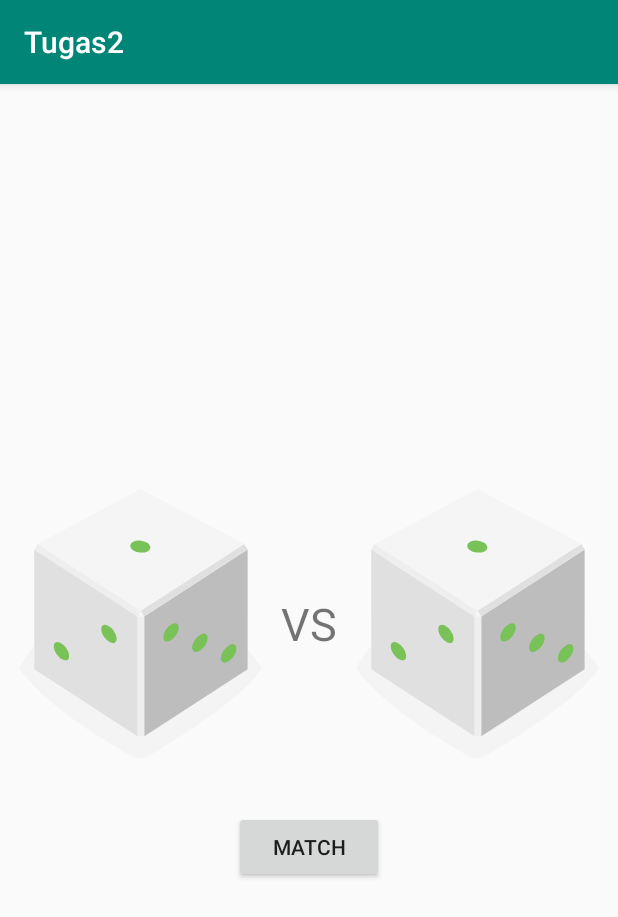
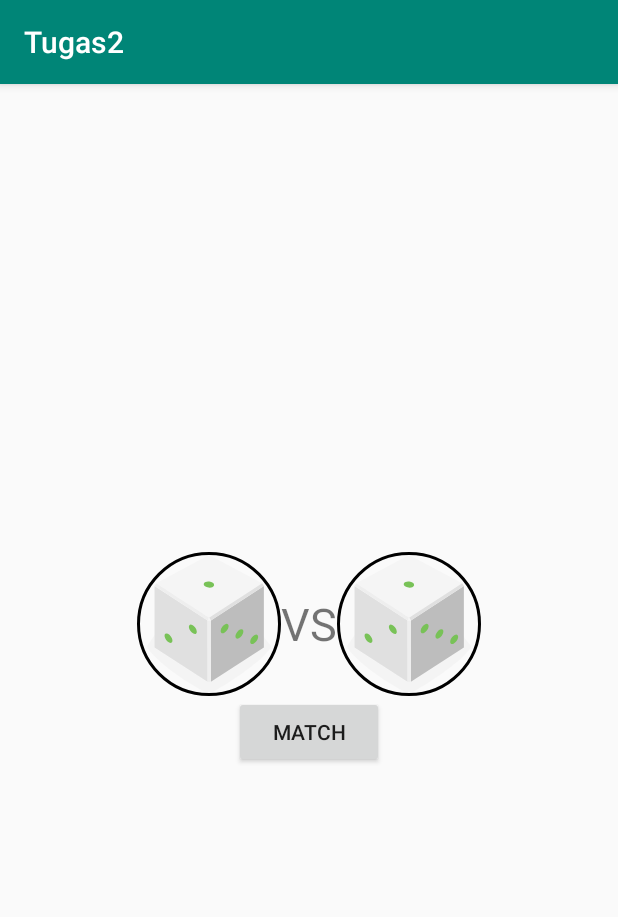
Before and after one commit to iavtamvan/MOBILE-PROGRAMMING-TUGAS-MATCH-MAN-GIRL, an Android app: the screen it shows after launch (MainActivity), on a phone screen of 412 x 824 dp. Shown: the top 917 px of the screen. Run offline under Robolectric (Android 15) with nearby library versions, the phone set to English and light mode, and no system bars; our stand-ins replace CircleImageView.

```diff
--- a/app/build.gradle
+++ b/app/build.gradle
@@ -27,6 +27,7 @@ dependencies {
     implementation"org.jetbrains.kotlin:kotlin-stdlib-jdk7:$kotlin_version"
     implementation 'com.android.support:appcompat-v7:28.0.0'
     implementation 'com.android.support.constraint:constraint-layout:1.1.3'
+    implementation 'de.hdodenhof:circleimageview:3.0.0'
     testImplementation 'junit:junit:4.12'
     androidTestImplementation 'com.android.support.test:runner:1.0.2'
     androidTestImplementation 'com.android.support.test.espresso:espresso-core:3.0.2'
--- a/app/src/main/res/layout/activity_main.xml
+++ b/app/src/main/res/layout/activity_main.xml
@@ -3,50 +3,41 @@
         xmlns:android="http://schemas.android.com/apk/res/android"
         xmlns:tools="http://schemas.android.com/tools"
         android:layout_width="match_parent"
-        android:layout_height="match_parent"
+        android:layout_height="match_parent" xmlns:app="http://schemas.android.com/apk/res-auto"
         android:gravity="center"
         android:orientation="vertical"
         tools:context=".MainActivity">
-
-    <ImageView
-            android:id="@+id/dice_image"
-            android:layout_gravity="center_horizontal"
-            android:src="@drawable/empty_dice"
-            android:layout_height="wrap_content"
-            android:layout_width="wrap_content"
-            android:visibility="gone"/>
-
-    <Button
-            android:id="@+id/btn_putar"
-            android:layout_width="wrap_content"
-            android:layout_height="wrap_content"
-            android:layout_gravity="center_horizontal"
-            android:text="Putar"
-            android:visibility="gone"/>
-
     <LinearLayout android:layout_width="match_parent"
                   android:layout_height="wrap_content"
+                  android:gravity="center"
                   android:orientation="horizontal">
 
-        <ImageView android:layout_width="wrap_content"
-                   android:layout_height="wrap_content"
-                   android:src="@drawable/dice_1"
-                   android:layout_weight="1"/>
+        <de.hdodenhof.circleimageview.CircleImageView
+                android:id="@+id/ivDadu1"
+                android:layout_width="96dp"
+                android:layout_height="96dp"
+                android:src="@drawable/dice_1"
+                app:civ_border_width="2dp"
+                app:civ_border_color="#FF000000"/>
 
         <TextView android:layout_width="wrap_content"
                   android:layout_height="match_parent"
                   android:gravity="center"
                   android:text="VS"
                   android:textSize="30dp"/>
-        <ImageView android:layout_width="wrap_content"
-                   android:layout_height="wrap_content"
-                   android:src="@drawable/dice_1"
-                   android:layout_weight="1"/>
+        <de.hdodenhof.circleimageview.CircleImageView
+                android:id="@+id/ivDadu2"
+                android:layout_width="96dp"
+                android:layout_height="96dp"
+                android:src="@drawable/dice_1"
+                app:civ_border_width="2dp"
+                app:civ_border_color="#FF000000"/>
     </LinearLayout>
 
     <Button android:layout_width="100dp"
             android:layout_height="wrap_content"
             android:text="MATCH"
+            android:id="@+id/btnMatch"
             android:layout_gravity="center"/>
 
 
```
Also changed, not shown: app/src/main/java/com/iav/tugas2/MainActivity.kt (+37 -22 lines), app/src/main/res/drawable/cewek1.png (added), app/src/main/res/drawable/cewek2.png (added), app/src/main/res/drawable/cewek3.png (added), app/src/main/res/drawable/cowok1.png (added), app/src/main/res/drawable/cowok2.png (added), app/src/main/res/drawable/cowok3.png (added).
